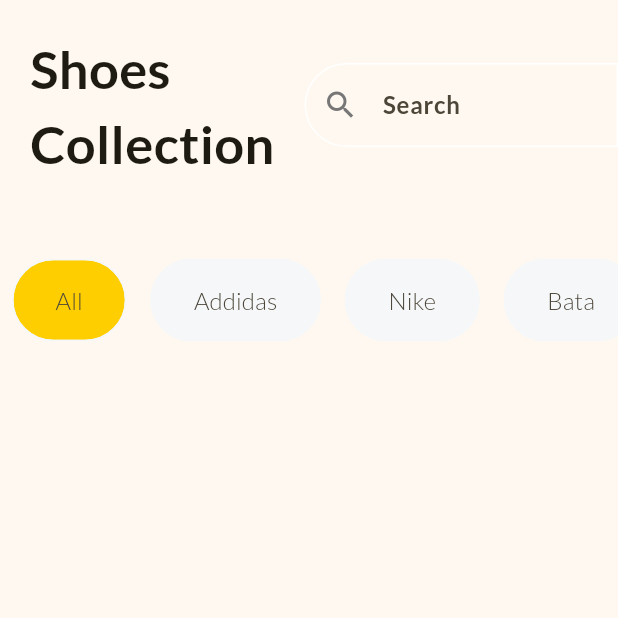
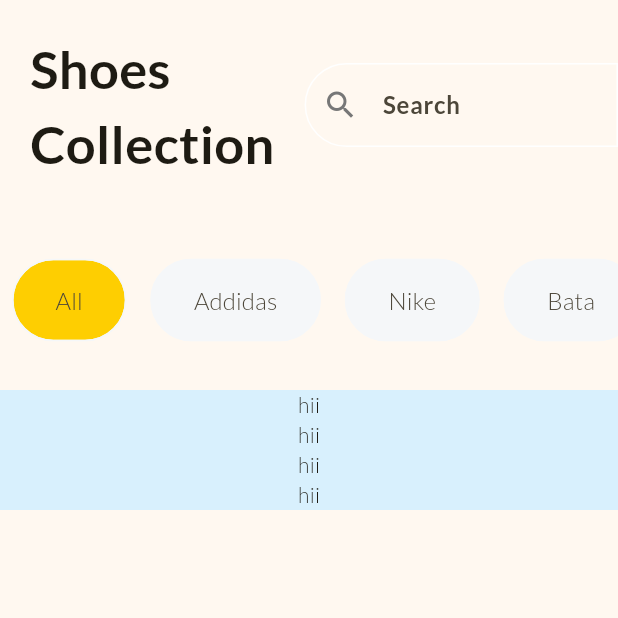
Before and after one commit to Sakshibhokare/flutter_practice_, a Flutter app: the screen it shows after launch, on a phone screen of 412 x 824 dp, the top half of it. Run offline on Flutter 3.47's test engine with Material 3 defaults, Android fonts, the light colour scheme and no system bars.

Commit message:
card design and custom widgets

```diff
--- a/Shopping_App/shop_app/lib/global_variables.dart
+++ b/Shopping_App/shop_app/lib/global_variables.dart
@@ -1,6 +1,43 @@
 final products=[{
+  'id':0,
 'title':'Men\'s Nike Shoes',
 'price':44.52,
+'imageUrl':'assets/images/shoes_1.jpg',
+'company':'Nike',
 'sizes': [8,9,11],
-'imageUrl':'',
+},
+{
+  'id':1,
+'title':'Men\'s Adidas Shoes',
+'price':44.52,
+'imageUrl':'assets/images/shoes_2.jpg',
+'company':'Adidas',
+'sizes': [8,9,11],
+},
+{
+  'id':2,
+'title':'Men\'s Nike Shoes',
+'price':44.52,
+'imageUrl':'assets/images/shoes_3.jpg',
+'company':'Nike',
+'sizes': [8,9,11],
+},
+{
+  'id':3,
+'title':'Men\'s Nike Shoes',
+'price':44.52,
+'imageUrl':'assets/images/shoes_4.jpg',
+'company':'Nike',
+'sizes': [8,9,11],
 }];
+
+final card = [
+  {
+    'id':'3',
+    'title':'Jordan Shoes',
+    'price':420.69,
+    'imageUrl':'assets/images/shoes_4.jpg',
+    'company':'Nike',
+    'size':8
+  }
+];
--- a/Shopping_App/shop_app/lib/home_page.dart
+++ b/Shopping_App/shop_app/lib/home_page.dart
@@ -1,4 +1,6 @@
 import 'package:flutter/material.dart';
+import 'package:shop_app/global_variables.dart';
+import 'package:shop_app/product_card.dart';
 
 class HomePage extends StatefulWidget {
   //convert to state full so we can get the state changes
@@ -88,6 +90,16 @@
                   );
                 },
               ),
+            ),
+
+            Expanded( //expanded will take all amount of possible space
+              child: ListView.builder(
+                itemCount: products.length,
+                itemBuilder: (context, index){
+                    final product = products[index]; //it will give an access of each product of particular index
+                    return ProductCard(title: 'hii');
+              }
+              ),
             )
           ],
         ),
--- /dev/null
+++ b/Shopping_App/shop_app/lib/product_card.dart
@@ -0,0 +1,20 @@
+import 'package:flutter/material.dart';
+
+class ProductCard extends StatelessWidget {
+  final String title;
+  const ProductCard({
+    super.key,
+    required this.title});
+
+  @override
+  Widget build(BuildContext context) {
+    return Container(
+      color: const Color.fromRGBO(216, 240, 253, 1),
+      child: Column(
+        children: [
+          Text(title)
+        ],
+      ),
+    );
+  }
+}
```
